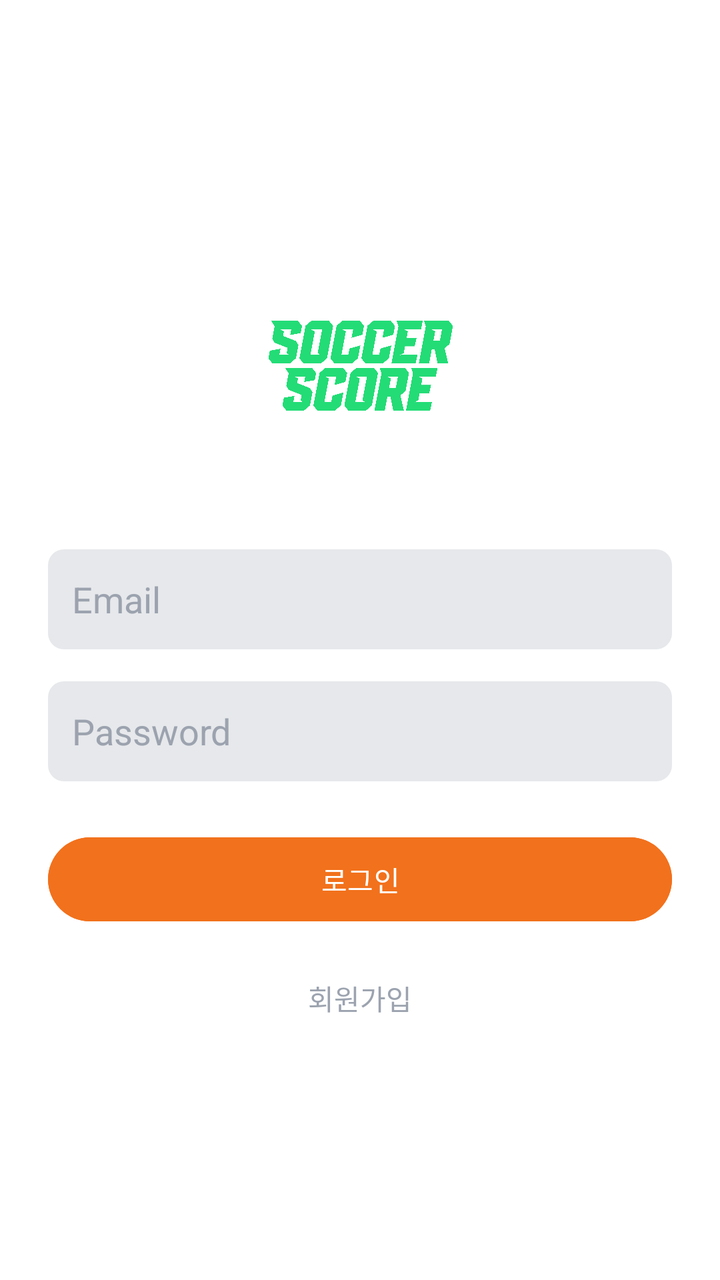
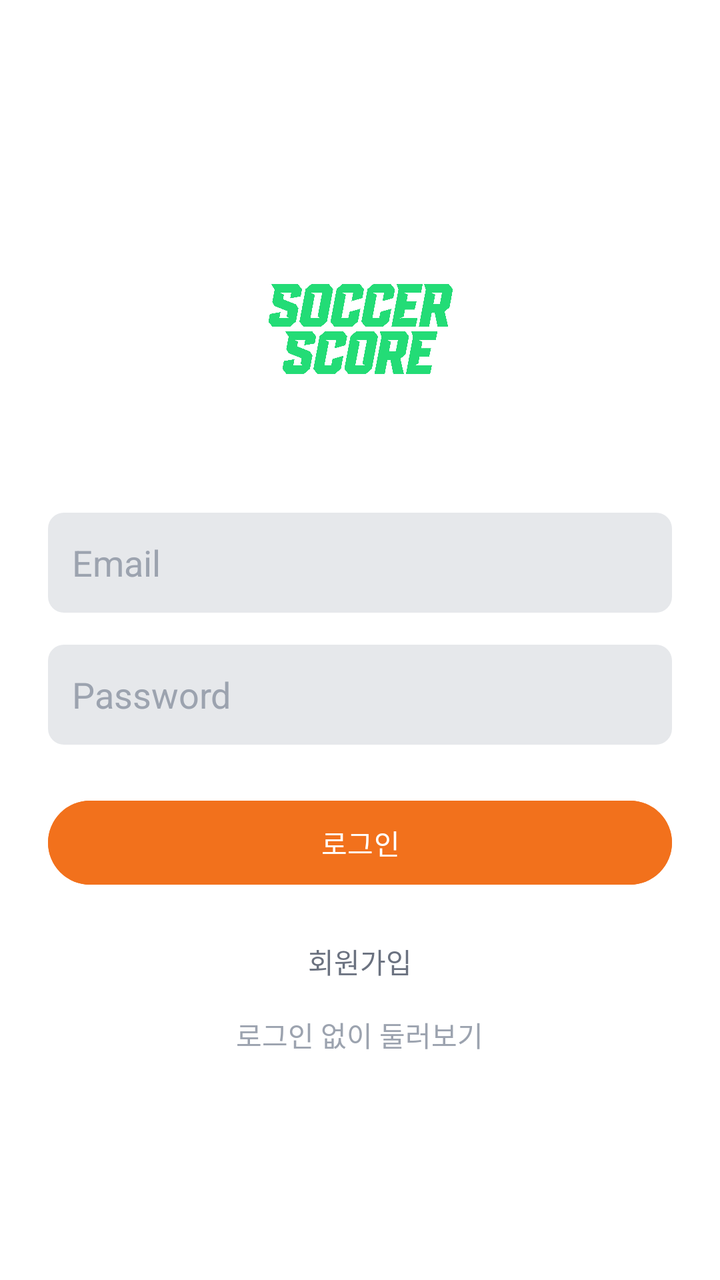

An Android layout rendered at two revisions. The XML below is the earlier revision; the diff shows what the commit changed to produce the second picture.
<!-- AndroidManifest.xml: application theme Theme.SScore -->
<!-- res/layout/activity_login.xml -->
<?xml version="1.0" encoding="utf-8"?>
<LinearLayout
    xmlns:android="http://schemas.android.com/apk/res/android"
    android:layout_width="match_parent"
    android:layout_height="match_parent"
    android:orientation="vertical"
    android:gravity="center"
    android:background="@color/bg"
    android:padding="24dp">

    
    <ImageView
        android:layout_width="120dp"
        android:layout_height="120dp"
        android:src="@drawable/livescore1"
        android:layout_marginBottom="32dp"/>

    
    <EditText
        android:id="@+id/etEmail"
        android:layout_width="match_parent"
        android:layout_height="50dp"
        android:hint="Email"
        android:textColor="@color/text_primary"
        android:textColorHint="@color/text_hint"
        android:background="@drawable/edittext_bg"
        android:padding="12dp"
        android:layout_marginBottom="16dp"/>

    
    <EditText
        android:id="@+id/etPassword"
        android:layout_width="match_parent"
        android:layout_height="50dp"
        android:hint="Password"
        android:textColor="@color/text_primary"
        android:textColorHint="@color/text_hint"
        android:background="@drawable/edittext_bg"
        android:inputType="textPassword"
        android:padding="12dp"
        android:layout_marginBottom="24dp"/>

    
    <Button
        android:id="@+id/btnLogin"
        android:layout_width="match_parent"
        android:layout_height="50dp"
        android:text="로그인"
        android:textColor="@color/on_accent"
        android:backgroundTint="@color/accent"/>

    
    <TextView
        android:id="@+id/tvGoToRegister"
        android:layout_width="wrap_content"
        android:layout_height="wrap_content"
        android:text="회원가입"
        android:textColor="@color/text_hint"
        android:layout_marginTop="16dp"
        android:padding="8dp"/>

</LinearLayout>
<!-- resources referenced by this layout -->
<resources>
  <color name="accent">#F2711C</color>
  <color name="bg">#FFFFFF</color>
  <color name="on_accent">#FFFFFF</color>
  <color name="text_hint">#9CA3AF</color>
  <color name="text_primary">#1A1A1A</color>
  <!-- drawable edittext_bg (drawable) -->
  <?xml version="1.0" encoding="utf-8"?>
  <shape xmlns:android="http://schemas.android.com/apk/res/android">
      <solid android:color="@color/surface_variant"/>
      <corners android:radius="8dp"/>
  </shape>
  <!-- drawable livescore1: png bitmap (drawable, 242704 bytes) -->
  <style name="Theme.SScore" parent="Base.Theme.SScore" />
  <color name="surface_variant">#E6E8EB</color>
  <style name="Base.Theme.SScore" parent="Theme.Material3.Light.NoActionBar">
          <item name="colorPrimary">@color/accent</item>
          <item name="colorOnPrimary">@color/on_accent</item>
          <item name="android:windowBackground">@color/bg</item>
          <item name="android:statusBarColor">@color/bg</item>
          <item name="android:navigationBarColor">@color/bg</item>
          <item name="android:windowLightStatusBar">true</item>
          <item name="android:windowLightNavigationBar" tools:targetApi="o_mr1">true</item>
      </style>
</resources>

<!-- the commit's change to res/layout/activity_login.xml (unified diff, before → after) -->
@@ -21,6 +21,7 @@
         android:layout_width="match_parent"
         android:layout_height="50dp"
         android:hint="Email"
+        android:inputType="textEmailAddress"
         android:textColor="@color/text_primary"
         android:textColorHint="@color/text_hint"
         android:background="@drawable/edittext_bg"
@@ -49,14 +50,41 @@
         android:textColor="@color/on_accent"
         android:backgroundTint="@color/accent"/>
 
+    <TextView
+        android:id="@+id/tvMessage"
+        android:layout_width="match_parent"
+        android:layout_height="wrap_content"
+        android:layout_marginTop="12dp"
+        android:gravity="center"
+        android:textColor="@color/negative"
+        android:textSize="13sp"
+        android:visibility="gone"/>
+
+    <ProgressBar
+        android:id="@+id/progress"
+        android:layout_width="wrap_content"
+        android:layout_height="wrap_content"
+        android:layout_marginTop="12dp"
+        android:indeterminateTint="@color/accent"
+        android:visibility="gone"/>
+
     
     <TextView
         android:id="@+id/tvGoToRegister"
         android:layout_width="wrap_content"
         android:layout_height="wrap_content"
         android:text="회원가입"
-        android:textColor="@color/text_hint"
+        android:textColor="@color/text_secondary"
         android:layout_marginTop="16dp"
         android:padding="8dp"/>
 
+    
+    <TextView
+        android:id="@+id/tvBrowse"
+        android:layout_width="wrap_content"
+        android:layout_height="wrap_content"
+        android:text="로그인 없이 둘러보기"
+        android:textColor="@color/text_hint"
+        android:padding="8dp"/>
+
 </LinearLayout>
<!-- resource entries referenced after the edit -->
@@ -2,9 +2,11 @@
 <resources>
   <color name="accent">#F2711C</color>
   <color name="bg">#FFFFFF</color>
+  <color name="negative">#DC2626</color>
   <color name="on_accent">#FFFFFF</color>
   <color name="text_hint">#9CA3AF</color>
   <color name="text_primary">#1A1A1A</color>
+  <color name="text_secondary">#6B7280</color>
   <!-- drawable edittext_bg (drawable) -->
   <?xml version="1.0" encoding="utf-8"?>
   <shape xmlns:android="http://schemas.android.com/apk/res/android">
